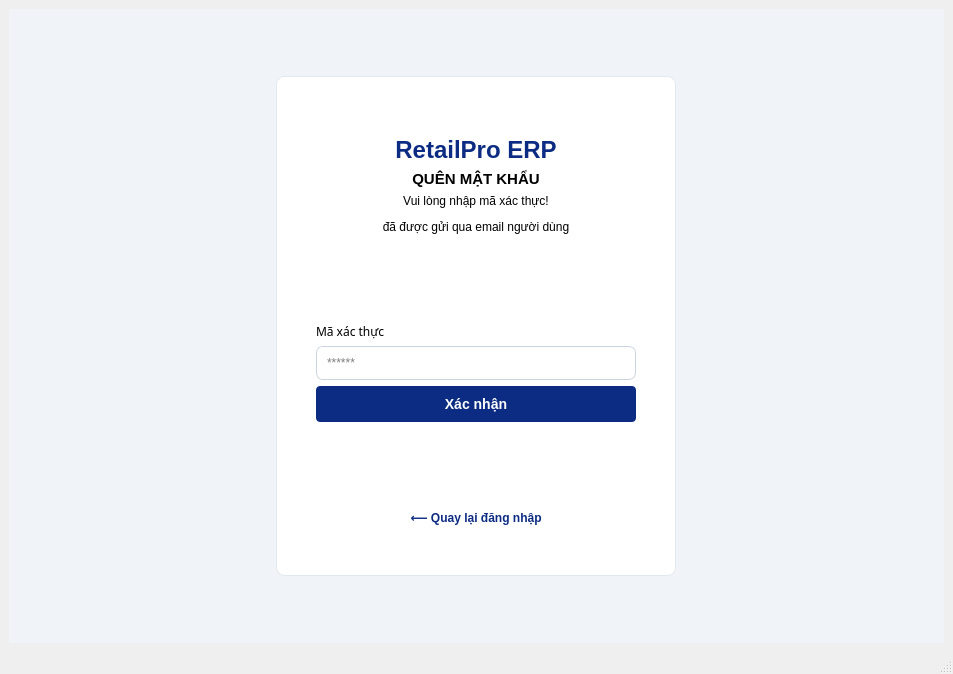
Old version of the form src/gui/verification_code.ui in the repository letrankhang/Supermarket_Manager.
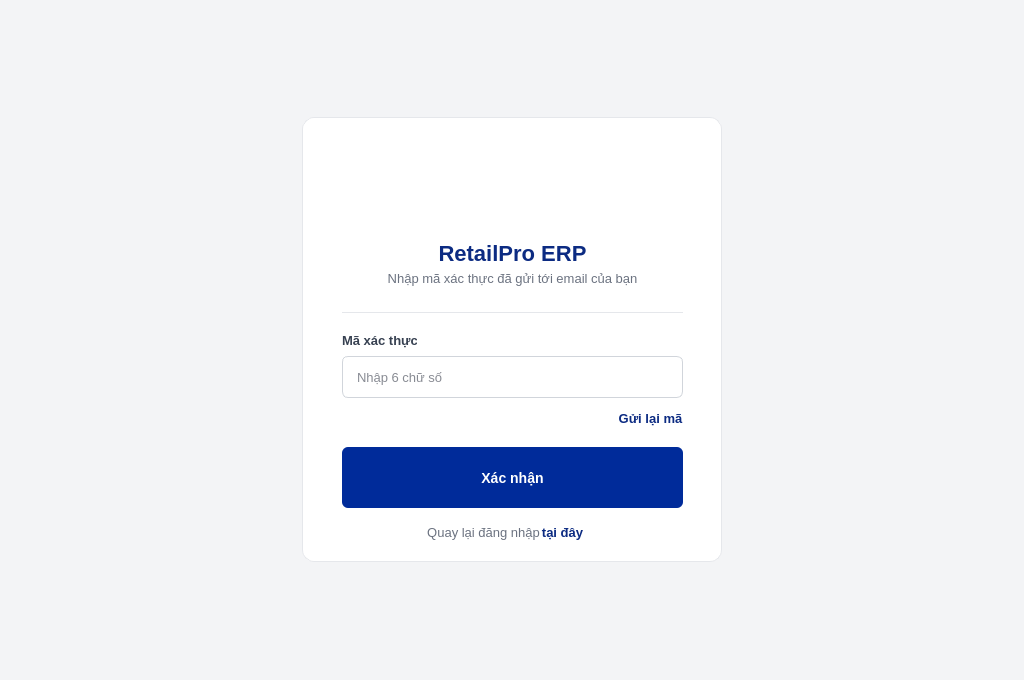
New version of the form. Icons and pictures are not drawn.

Commit message: feat: add help center

Patch:
```diff
--- a/src/gui/verification_code.ui
+++ b/src/gui/verification_code.ui
@@ -6,93 +6,168 @@
    <rect>
     <x>0</x>
     <y>0</y>
-    <width>953</width>
-    <height>674</height>
+    <width>1024</width>
+    <height>680</height>
    </rect>
   </property>
   <property name="windowTitle">
-   <string>MainWindow</string>
+   <string>RetailPro ERP / Xác thực mã</string>
+  </property>
+  <property name="styleSheet">
+   <string notr="true">#centralwidget {
+    background-color: #f3f4f6;
+    font-family: &quot;Segoe UI&quot;, Arial, sans-serif;
+}</string>
   </property>
   <widget class="QWidget" name="centralwidget">
    <layout class="QGridLayout" name="gridLayout">
-    <item row="0" column="0">
-     <widget class="QWidget" name="widget" native="true">
-      <property name="styleSheet">
-       <string notr="true">QWidget {
-    background-color: #f0f4f8; /* Màu nền tổng thể */
-    font-family: &quot;Segoe UI&quot;, Arial, sans-serif;
-}</string>
+    <item row="1" column="0">
+     <widget class="QFrame" name="code_card">
+      <property name="minimumSize">
+       <size>
+        <width>420</width>
+        <height>445</height>
+       </size>
       </property>
-      <layout class="QHBoxLayout" name="horizontalLayout">
-       <item>
-        <widget class="QFrame" name="frame">
          <property name="maximumSize">
           <size>
-           <width>400</width>
-           <height>500</height>
+        <width>420</width>
+        <height>445</height>
           </size>
          </property>
          <property name="styleSheet">
-          <string notr="true">#frame {
-    background-color: white;
-    border-radius: 8px;
-    border: 1px solid #e2e8f0;
+       <string notr="true">#code_card {
+    background-color: #ffffff;
+    border-radius: 12px;
+    border: 1px solid #e5e7eb;
+}
+
+QLabel {
+    background-color: transparent;
+    border: none;
+}
+
+#lblTitle {
+    color: #0c2b82;
+    font-size: 22px;
+    font-weight: bold;
+}
+
+#lblSubtitle {
+    color: #6b7280;
+    font-size: 13px;
+}
+
+#dividerLine {
+    background-color: #e5e7eb;
+    border: none;
+}
+
+#lblField {
+    color: #374151;
+    font-size: 13px;
+    font-weight: 600;
+}
+
+#lblCopyright {
+    color: #9ca3af;
+    font-size: 12px;
+}
+
+QLineEdit {
+    border: 1px solid #d1d5db;
+    border-radius: 6px;
+    padding: 0px 12px;
+    background-color: #ffffff;
+    color: #111827;
+    font-size: 13px;
+    selection-background-color: #0c2b82;
+    selection-color: #ffffff;
+}
+
+QLineEdit:focus {
+    border: 1px solid #0c2b82;
+}
+
+#pushButton_accept {
+    background-color: #002b9a;
+    color: #ffffff;
+    font-weight: bold;
+    font-size: 14px;
+    border: none;
+    border-radius: 6px;
+}
+
+#pushButton_accept:hover {
+    background-color: #00227b;
+}
+
+#pushButton_accept:pressed {
+    background-color: #001857;
+}
+
+#pushButton_accept:disabled {
+    background-color: #9ca3af;
+}
+
+#pushButton_resend, #pushButton_2 {
+    background-color: transparent;
+    border: none;
+    color: #0c2b82;
+    font-weight: bold;
+    font-size: 13px;
+}
+
+#pushButton_resend:hover, #pushButton_2:hover {
+    color: #081d59;
+    text-decoration: underline;
+}
+
+#pushButton_resend:disabled {
+    color: #9ca3af;
+    text-decoration: none;
+}
+
+#lblBackLogin {
+    background-color: transparent;
+    border: none;
+    color: #0c2b82;
+    font-weight: bold;
+    font-size: 13px;
+}
+
+#lblBackLogin:hover {
+    color: #081d59;
+    text-decoration: underline;
 }</string>
          </property>
          <property name="frameShape">
-          <enum>QFrame::StyledPanel</enum>
+       <enum>QFrame::Shape::StyledPanel</enum>
          </property>
          <property name="frameShadow">
-          <enum>QFrame::Raised</enum>
-         </property>
-         <layout class="QVBoxLayout" name="verticalLayout">
-          <property name="spacing">
-           <number>10</number>
-          </property>
-          <property name="leftMargin">
-           <number>30</number>
-          </property>
-          <property name="topMargin">
-           <number>30</number>
-          </property>
-          <property name="rightMargin">
-           <number>30</number>
-          </property>
-          <property name="bottomMargin">
-           <number>30</number>
-          </property>
-          <item>
-           <widget class="QFrame" name="frame_2">
-            <property name="styleSheet">
-             <string notr="true">#frame_2{
-		 background-color: white;
-}</string>
-            </property>
-            <property name="frameShape">
-             <enum>QFrame::NoFrame</enum>
-            </property>
-            <property name="frameShadow">
-             <enum>QFrame::Raised</enum>
-            </property>
-            <layout class="QVBoxLayout" name="verticalLayout_2">
-             <property name="bottomMargin">
-              <number>20</number>
-             </property>
-             <item alignment="Qt::AlignHCenter">
-              <widget class="QLabel" name="label">
+       <enum>QFrame::Shadow::Raised</enum>
+      </property>
+      <widget class="QLabel" name="lblLogo">
+       <property name="geometry">
+        <rect>
+         <x>140</x>
+         <y>20</y>
+         <width>140</width>
+         <height>100</height>
+        </rect>
+       </property>
+       <property name="minimumSize">
+        <size>
+         <width>140</width>
+         <height>100</height>
+        </size>
+       </property>
                <property name="maximumSize">
                 <size>
-                 <width>60</width>
-                 <height>60</height>
-                </size>
-               </property>
-               <property name="layoutDirection">
-                <enum>Qt::LeftToRight</enum>
-               </property>
-               <property name="styleSheet">
-                <string notr="true">background-color: transparent;
-border: none;</string>
-               </property>
+         <width>140</width>
+         <height>100</height>
+        </size>
+       </property>
                <property name="text">
                 <string/>
                </property>
@@ -103,184 +178,281 @@
                 <bool>true</bool>
                </property>
                <property name="alignment">
-                <set>Qt::AlignCenter</set>
-               </property>
-               <property name="wordWrap">
-                <bool>false</bool>
-               </property>
-              </widget>
-             </item>
-             <item>
-              <widget class="QLabel" name="label_2">
-               <property name="styleSheet">
-                <string notr="true">background-color: transparent;
-border: none;
-color: #0c2b82;      /* Màu chữ xanh đậm */
-font-size: 24px;     /* Kích thước chữ to */
-font-weight: bold;</string>
+        <set>Qt::AlignmentFlag::AlignCenter</set>
+       </property>
+      </widget>
+      <widget class="QLabel" name="lblTitle">
+       <property name="geometry">
+        <rect>
+         <x>10</x>
+         <y>121</y>
+         <width>401</width>
+         <height>30</height>
+        </rect>
+       </property>
+       <property name="minimumSize">
+        <size>
+         <width>0</width>
+         <height>30</height>
+        </size>
                </property>
                <property name="text">
                 <string>RetailPro ERP</string>
                </property>
                <property name="alignment">
-                <set>Qt::AlignCenter</set>
-               </property>
-              </widget>
-             </item>
-             <item>
-              <widget class="QLabel" name="label_3">
-               <property name="styleSheet">
-                <string notr="true">background-color: transparent;
-border: none;
-color: #000000;
-font-size: 15px;
-font-weight: bold;</string>
+        <set>Qt::AlignmentFlag::AlignCenter</set>
+       </property>
+      </widget>
+      <widget class="QLabel" name="lblSubtitle">
+       <property name="geometry">
+        <rect>
+         <x>10</x>
+         <y>151</y>
+         <width>401</width>
+         <height>21</height>
+        </rect>
+       </property>
+       <property name="minimumSize">
+        <size>
+         <width>0</width>
+         <height>21</height>
+        </size>
                </property>
                <property name="text">
-                <string>QUÊN MẬT KHẨU</string>
+        <string>Nhập mã xác thực đã gửi tới email của bạn</string>
                </property>
                <property name="alignment">
-                <set>Qt::AlignCenter</set>
-               </property>
-              </widget>
-             </item>
-             <item>
-              <widget class="QLabel" name="label_4">
-               <property name="styleSheet">
-                <string notr="true">#label_4{
-	 background-color: white;
-}</string>
-               </property>
-               <property name="text">
-                <string>&lt;html&gt;&lt;head/&gt;&lt;body&gt;&lt;p align=&quot;center&quot;&gt;Vui lòng nhập mã xác thực!&lt;/p&gt;&lt;p align=&quot;center&quot;&gt;đã được gửi qua email người dùng&lt;/p&gt;&lt;/body&gt;&lt;/html&gt;</string>
-               </property>
-              </widget>
-             </item>
-             <item>
-              <spacer name="verticalSpacer_2">
-               <property name="orientation">
-                <enum>Qt::Vertical</enum>
-               </property>
-               <property name="sizeHint" stdset="0">
+        <set>Qt::AlignmentFlag::AlignCenter</set>
+       </property>
+      </widget>
+      <widget class="QFrame" name="dividerLine">
+       <property name="geometry">
+        <rect>
+         <x>40</x>
+         <y>195</y>
+         <width>341</width>
+         <height>1</height>
+        </rect>
+       </property>
+       <property name="minimumSize">
+        <size>
+         <width>0</width>
+         <height>1</height>
+        </size>
+       </property>
+       <property name="maximumSize">
                 <size>
-                 <width>20</width>
-                 <height>40</height>
-                </size>
-               </property>
-              </spacer>
-             </item>
-             <item>
-              <widget class="QLabel" name="label_5">
-               <property name="font">
-                <font>
-                 <family>Segoe UI,Arial,sans-serif</family>
-                </font>
-               </property>
-               <property name="styleSheet">
-                <string notr="true">#label_5{
-		 background-color: white;
-}</string>
-               </property>
+         <width>16777215</width>
+         <height>1</height>
+        </size>
+       </property>
+       <property name="frameShape">
+        <enum>QFrame::Shape::HLine</enum>
+       </property>
+       <property name="frameShadow">
+        <enum>QFrame::Shadow::Sunken</enum>
+       </property>
+      </widget>
+      <widget class="QLabel" name="lblField">
+       <property name="geometry">
+        <rect>
+         <x>40</x>
+         <y>208</y>
+         <width>75</width>
+         <height>31</height>
+        </rect>
+       </property>
+       <property name="minimumSize">
+        <size>
+         <width>0</width>
+         <height>24</height>
+        </size>
+       </property>
                <property name="text">
-                <string>Mã xác thực</string>
-               </property>
-              </widget>
-             </item>
-             <item>
+        <string>Mã xác thực:</string>
+       </property>
+      </widget>
               <widget class="QLineEdit" name="lineEdit_code">
-               <property name="styleSheet">
-                <string notr="true">QLineEdit {
-    border: 1px solid #cbd5e1;
-    border-radius: 7px;
-    padding: 8px;
-    background-color: #ffffff; /* Đổi nền xám thành trắng */
-}</string>
+       <property name="geometry">
+        <rect>
+         <x>40</x>
+         <y>239</y>
+         <width>341</width>
+         <height>42</height>
+        </rect>
+       </property>
+       <property name="minimumSize">
+        <size>
+         <width>0</width>
+         <height>42</height>
+        </size>
+       </property>
+       <property name="maximumSize">
+        <size>
+         <width>16777215</width>
+         <height>42</height>
+        </size>
+       </property>
+       <property name="maxLength">
+        <number>6</number>
                </property>
                <property name="placeholderText">
-                <string>******</string>
-               </property>
-              </widget>
-             </item>
-             <item>
+        <string>Nhập 6 chữ số</string>
+       </property>
+      </widget>
               <widget class="QPushButton" name="pushButton_accept">
-               <property name="styleSheet">
-                <string notr="true">QPushButton {
-    background-color: #0c2b82; /* Màu xanh đậm */
-    color: white;              /* Chữ màu trắng */
-    font-weight: bold;
-    font-size: 14px;
-    border-radius: 4px;
-    padding: 10px;
-}
-QPushButton:hover {
-    background-color: #081d59; /* Đậm hơn chút khi di chuột vào */
-}</string>
+       <property name="geometry">
+        <rect>
+         <x>40</x>
+         <y>330</y>
+         <width>341</width>
+         <height>61</height>
+        </rect>
+       </property>
+       <property name="minimumSize">
+        <size>
+         <width>0</width>
+         <height>61</height>
+        </size>
+       </property>
+       <property name="maximumSize">
+        <size>
+         <width>16777215</width>
+         <height>61</height>
+        </size>
+       </property>
+       <property name="cursor">
+        <cursorShape>PointingHandCursor</cursorShape>
                </property>
                <property name="text">
                 <string>Xác nhận</string>
                </property>
               </widget>
-             </item>
+      <widget class="QPushButton" name="lblBackLogin">
+       <property name="geometry">
+        <rect>
+         <x>230</x>
+         <y>390</y>
+         <width>61</width>
+         <height>51</height>
+        </rect>
+       </property>
+       <property name="minimumSize">
+        <size>
+         <width>0</width>
+         <height>24</height>
+        </size>
+       </property>
+       <property name="font">
+        <font>
+         <pointsize>-1</pointsize>
+         <bold>true</bold>
+        </font>
+       </property>
+       <property name="cursor">
+        <cursorShape>PointingHandCursor</cursorShape>
+       </property>
+       <property name="styleSheet">
+        <string notr="true"/>
+       </property>
+       <property name="text">
+        <string>tại đây</string>
+       </property>
+      </widget>
+      <widget class="QWidget" name="layoutWidget">
+       <property name="geometry">
+        <rect>
+         <x>40</x>
+         <y>281</y>
+         <width>341</width>
+         <height>41</height>
+        </rect>
+       </property>
+       <layout class="QHBoxLayout" name="horizontalLayout_resend">
+        <property name="spacing">
+         <number>0</number>
+        </property>
              <item>
-              <spacer name="verticalSpacer">
+         <spacer name="horizontalSpacer">
                <property name="orientation">
-                <enum>Qt::Vertical</enum>
+           <enum>Qt::Orientation::Horizontal</enum>
                </property>
                <property name="sizeHint" stdset="0">
                 <size>
-                 <width>20</width>
-                 <height>40</height>
+            <width>40</width>
+            <height>20</height>
                 </size>
                </property>
               </spacer>
              </item>
              <item>
-              <widget class="QPushButton" name="pushButton_2">
+         <widget class="QPushButton" name="pushButton_resend">
+          <property name="minimumSize">
+           <size>
+            <width>0</width>
+            <height>24</height>
+           </size>
+          </property>
                <property name="cursor">
                 <cursorShape>PointingHandCursor</cursorShape>
                </property>
-               <property name="styleSheet">
-                <string notr="true">QPushButton {
-    background-color: transparent; /* Xóa nền */
-    border: none;                  /* Xóa viền */
-    color: #0c2b82;                /* Màu xanh đậm giống thiết kế */
-    font-weight: bold;             /* In đậm */
-    font-size: 12px;
-}
-
-/* Hiệu ứng: Khi di chuột vào sẽ xuất hiện gạch chân để giống Link */
-QPushButton:hover {
-    text-decoration: underline; 
-    color: #081d59;
-}</string>
-               </property>
                <property name="text">
-                <string>⟵ Quay lại đăng nhập</string>
+           <string>Gửi lại mã</string>
                </property>
               </widget>
              </item>
             </layout>
            </widget>
-          </item>
-         </layout>
-        </widget>
-       </item>
-      </layout>
-     </widget>
-    </item>
-   </layout>
-  </widget>
-  <widget class="QMenuBar" name="menubar">
+      <widget class="QLabel" name="label">
    <property name="geometry">
     <rect>
-     <x>0</x>
-     <y>0</y>
-     <width>953</width>
-     <height>25</height>
-    </rect>
-   </property>
-  </widget>
-  <widget class="QStatusBar" name="statusbar"/>
+         <x>120</x>
+         <y>390</y>
+         <width>123</width>
+         <height>51</height>
+        </rect>
+       </property>
+       <property name="minimumSize">
+        <size>
+         <width>123</width>
+         <height>0</height>
+        </size>
+       </property>
+       <property name="maximumSize">
+        <size>
+         <width>123</width>
+         <height>16777215</height>
+        </size>
+       </property>
+       <property name="font">
+        <font>
+         <pointsize>10</pointsize>
+        </font>
+       </property>
+       <property name="styleSheet">
+        <string notr="true">color: #6b7280;</string>
+       </property>
+       <property name="text">
+        <string>Quay lại đăng nhập</string>
+       </property>
+       <property name="alignment">
+        <set>Qt::AlignmentFlag::AlignCenter</set>
+       </property>
+      </widget>
+      <zorder>lblLogo</zorder>
+      <zorder>lblTitle</zorder>
+      <zorder>lblSubtitle</zorder>
+      <zorder>dividerLine</zorder>
+      <zorder>lblField</zorder>
+      <zorder>lineEdit_code</zorder>
+      <zorder>pushButton_accept</zorder>
+      <zorder>layoutWidget</zorder>
+      <zorder>label</zorder>
+      <zorder>lblBackLogin</zorder>
+     </widget>
+    </item>
+   </layout>
+  </widget>
  </widget>
  <resources/>
  <connections/>
```
Lines whose indentation alone changed are shown as unchanged. The commit also changes 61 other files.
